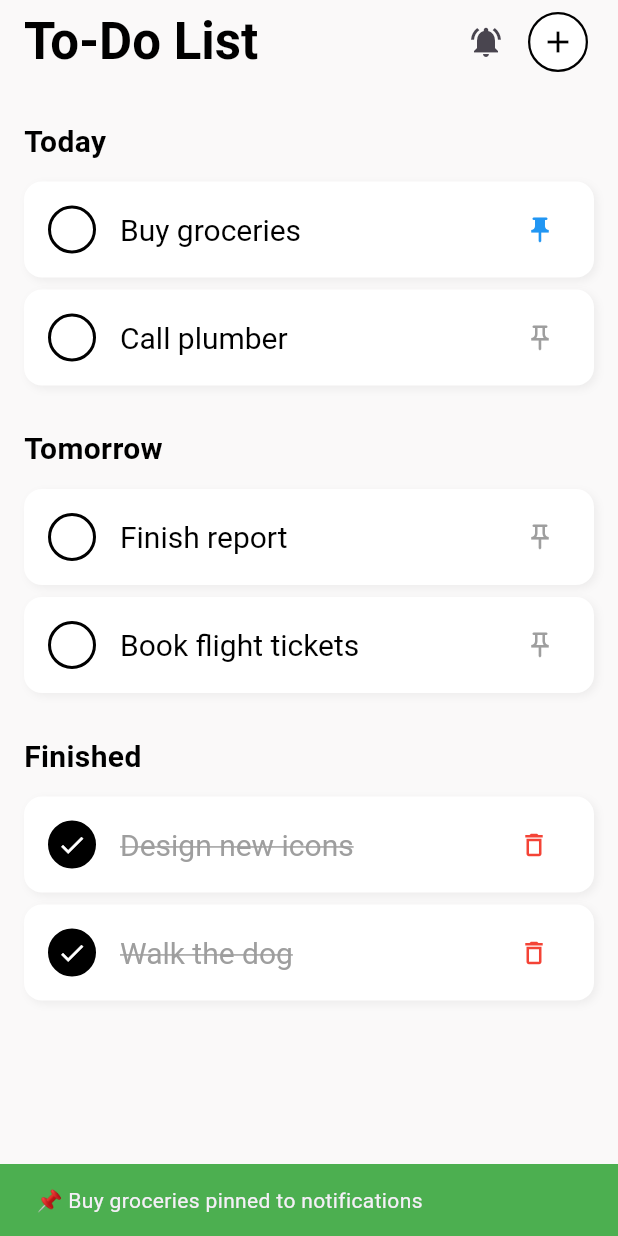
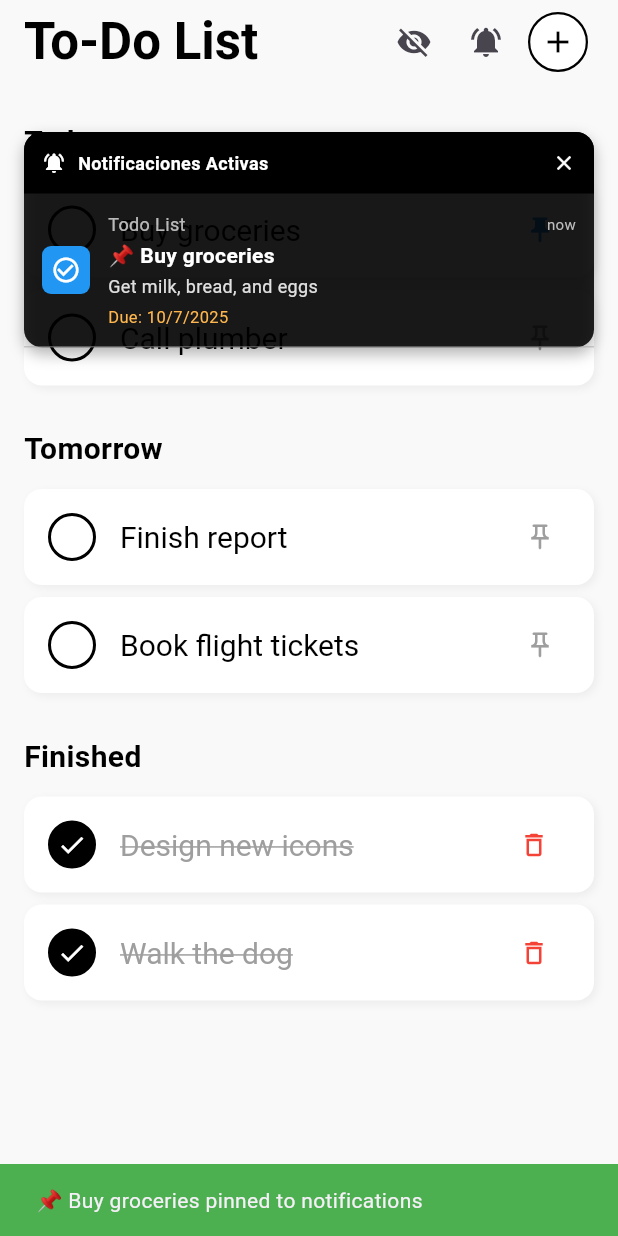
Before and after one commit to PC0staS/To-Do-List-App, a Flutter app: the screen it shows after launch, after a tap on "Agregar tareas de prueba", after a tap on the "check" icon, after a tap on the "push pin" icon, on a phone screen of 412 x 824 dp. Run offline on Flutter 3.47's test engine with Material 3 defaults, Android fonts, the phone set to English and light mode, and no system bars; our stand-ins replace flutter_local_notifications, sqflite; accounts and stored records are empty.

Commit message:
feat: Implement notification and live activity simulators in main screen

```diff
--- a/lib/screens/main_screen.dart
+++ b/lib/screens/main_screen.dart
@@ -3,7 +3,10 @@ import '../models/todo.dart';
 import '../services/database_service.dart';
 import '../services/notification_service.dart';
 import '../widgets/todo_list_view.dart';
+import '../widgets/notification_simulator.dart';
+import '../widgets/live_activity_simulator.dart';
 import 'add_todo.dart';
+import 'dart:io';
 
 class MainScreen extends StatefulWidget {
   const MainScreen({super.key});
@@ -17,6 +20,8 @@ class _MainScreenState extends State<MainScreen> {
   bool isLoading = true;
   final Set<String> _newlyAddedTodos = {};
   final Map<String, bool> _pinnedTodos = {};
+  bool _showNotificationSimulator = false;
+  bool _showLiveActivitySimulator = false;
 
   @override
   void initState() {
@@ -164,6 +169,12 @@ class _MainScreenState extends State<MainScreen> {
         await NotificationService.endLiveActivity(todo);
         _pinnedTodos[todo.id.toString()] = false;
         print('📌 Unpinned: ${todo.title}');
+
+        // Ocultar simuladores si no hay más tareas pineadas
+        if (_getPinnedTodos.isEmpty) {
+          _showNotificationSimulator = false;
+          _showLiveActivitySimulator = false;
+        }
       } else {
         // Fijar tarea
         await NotificationService.pinTodoToNotification(todo);
@@ -180,6 +191,12 @@ class _MainScreenState extends State<MainScreen> {
               backgroundColor: Colors.green,
             ),
           );
+
+          // Mostrar simuladores en emuladores
+          _showNotificationSimulator = true;
+          if (Platform.isIOS) {
+            _showLiveActivitySimulator = true;
+          }
         }
       }
 
@@ -233,6 +250,11 @@ class _MainScreenState extends State<MainScreen> {
     }
   }
 
+  /// Obtiene la lista de tareas pineadas
+  List<Todo> get _getPinnedTodos {
+    return todos.where((todo) => _pinnedTodos[todo.id.toString()] == true).toList();
+  }
+
   /// Agrega una nueva tarea
   Future<void> _addTodo(Todo todo) async {
     try {
@@ -281,6 +303,22 @@ class _MainScreenState extends State<MainScreen> {
         backgroundColor: const Color(0xFFFAF9F9),
         elevation: 0,
         actions: [
+          // Botón para mostrar/ocultar simuladores
+          if (_getPinnedTodos.isNotEmpty)
+            IconButton(
+              onPressed: () {
+                setState(() {
+                  _showNotificationSimulator = !_showNotificationSimulator;
+                  if (Platform.isIOS) {
+                    _showLiveActivitySimulator = !_showLiveActivitySimulator;
+                  }
+                });
+              },
+              icon: Icon(
+                _showNotificationSimulator ? Icons.visibility_off : Icons.visibility,
+              ),
+              tooltip: 'Toggle Notification Simulator',
+            ),
           // Botón para probar notificaciones
           IconButton(
             onPressed: _testNotifications,
@@ -303,7 +341,40 @@ class _MainScreenState extends State<MainScreen> {
           ),
         ],
       ),
-      body: _buildBody(),
+      body: Stack(
+        children: [
+          _buildBody(),
+          // Simuladores superpuestos
+          if (_showNotificationSimulator && _getPinnedTodos.isNotEmpty)
+            Positioned(
+              top: 16,
+              left: 0,
+              right: 0,
+              child: NotificationSimulator(
+                pinnedTodos: _getPinnedTodos,
+                onClose: () {
+                  setState(() {
+                    _showNotificationSimulator = false;
+                  });
+                },
+              ),
+            ),
+          if (_showLiveActivitySimulator && _getPinnedTodos.isNotEmpty && Platform.isIOS)
+            Positioned(
+              bottom: 100,
+              left: 0,
+              right: 0,
+              child: LiveActivitySimulator(
+                pinnedTodos: _getPinnedTodos,
+                onClose: () {
+                  setState(() {
+                    _showLiveActivitySimulator = false;
+                  });
+                },
+              ),
+            ),
+        ],
+      ),
     );
   }
 
--- /dev/null
+++ b/lib/widgets/notification_simulator.dart
@@ -0,0 +1,167 @@
+import 'package:flutter/material.dart';
+import '../models/todo.dart';
+
+class NotificationSimulator extends StatelessWidget {
+  final List<Todo> pinnedTodos;
+  final VoidCallback? onClose;
+
+  const NotificationSimulator({
+    super.key,
+    required this.pinnedTodos,
+    this.onClose,
+  });
+
+  @override
+  Widget build(BuildContext context) {
+    if (pinnedTodos.isEmpty) return const SizedBox.shrink();
+
+    return Container(
+      margin: const EdgeInsets.all(16),
+      decoration: BoxDecoration(
+        color: Colors.black87,
+        borderRadius: BorderRadius.circular(12),
+        boxShadow: [
+          BoxShadow(
+            color: Colors.black.withOpacity(0.3),
+            blurRadius: 8,
+            offset: const Offset(0, 4),
+          ),
+        ],
+      ),
+      child: Column(
+        mainAxisSize: MainAxisSize.min,
+        children: [
+          // Header
+          Container(
+            padding: const EdgeInsets.all(12),
+            decoration: const BoxDecoration(
+              color: Colors.black,
+              borderRadius: BorderRadius.only(
+                topLeft: Radius.circular(12),
+                topRight: Radius.circular(12),
+              ),
+            ),
+            child: Row(
+              children: [
+                const Icon(
+                  Icons.notifications_active,
+                  color: Colors.white,
+                  size: 16,
+                ),
+                const SizedBox(width: 8),
+                const Text(
+                  'Notificaciones Activas',
+                  style: TextStyle(
+                    color: Colors.white,
+                    fontSize: 12,
+                    fontWeight: FontWeight.bold,
+                  ),
+                ),
+                const Spacer(),
+                if (onClose != null)
+                  GestureDetector(
+                    onTap: onClose,
+                    child: const Icon(
+                      Icons.close,
+                      color: Colors.white,
+                      size: 16,
+                    ),
+                  ),
+              ],
+            ),
+          ),
+          // Notifications
+          ...pinnedTodos.map((todo) => _buildNotificationItem(todo)),
+        ],
+      ),
+    );
+  }
+
+  Widget _buildNotificationItem(Todo todo) {
+    return Container(
+      padding: const EdgeInsets.all(12),
+      decoration: const BoxDecoration(
+        border: Border(
+          bottom: BorderSide(color: Colors.grey, width: 0.5),
+        ),
+      ),
+      child: Row(
+        children: [
+          // App icon simulation
+          Container(
+            width: 32,
+            height: 32,
+            decoration: BoxDecoration(
+              color: Colors.blue,
+              borderRadius: BorderRadius.circular(6),
+            ),
+            child: const Icon(
+              Icons.check_circle_outline,
+              color: Colors.white,
+              size: 20,
+            ),
+          ),
+          const SizedBox(width: 12),
+          // Notification content
+          Expanded(
+            child: Column(
+              crossAxisAlignment: CrossAxisAlignment.start,
+              children: [
+                Row(
+                  children: [
+                    const Text(
+                      'Todo List',
+                      style: TextStyle(
+                        color: Colors.white70,
+                        fontSize: 12,
+                      ),
+                    ),
+                    const Spacer(),
+                    Text(
+                      'now',
+                      style: TextStyle(
+                        color: Colors.grey[400],
+                        fontSize: 10,
+                      ),
+                    ),
+                  ],
+                ),
+                const SizedBox(height: 2),
+                Text(
+                  '📌 ${todo.title}',
+                  style: const TextStyle(
+                    color: Colors.white,
+                    fontSize: 14,
+                    fontWeight: FontWeight.w600,
+                  ),
+                ),
+                if (todo.description.isNotEmpty) ...[
+                  const SizedBox(height: 2),
+                  Text(
+                    todo.description,
+                    style: TextStyle(
+                      color: Colors.grey[300],
+                      fontSize: 12,
+                    ),
+                    maxLines: 2,
+                    overflow: TextOverflow.ellipsis,
+                  ),
+                ],
+                if (todo.dueDate != null) ...[
+                  const SizedBox(height: 4),
+                  Text(
+                    'Due: ${todo.dueDate!.day}/${todo.dueDate!.month}/${todo.dueDate!.year}',
+                    style: TextStyle(
+                      color: Colors.orange[300],
+                      fontSize: 11,
+                    ),
+                  ),
+                ],
+              ],
+            ),
+          ),
+        ],
+      ),
+    );
+  }
+}
```
Also changed, not shown: lib/widgets/live_activity_simulator.dart (added, +165 -0 lines).
